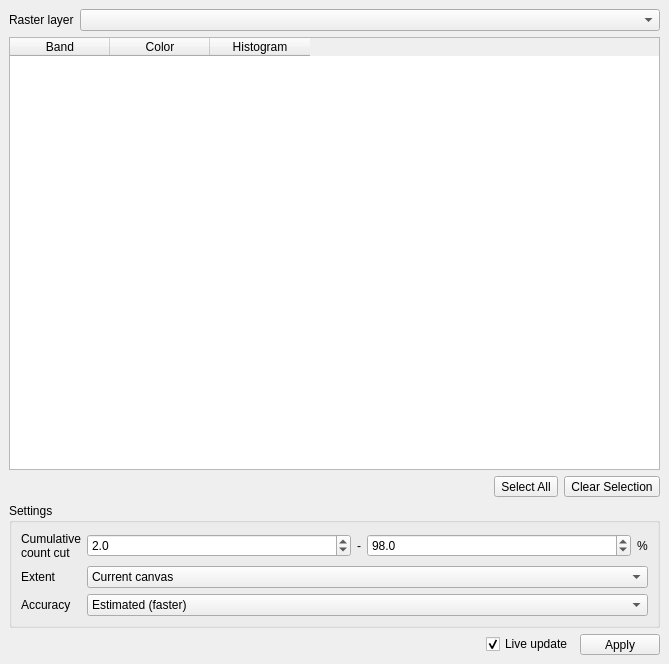
Before: the Qt Designer form enmapbox/coreapps/enhancedmultibandcolorapp/enhancedmultibandcolordialog.ui in EnMAP-Box/enmap-box, drawn with Qt 5.
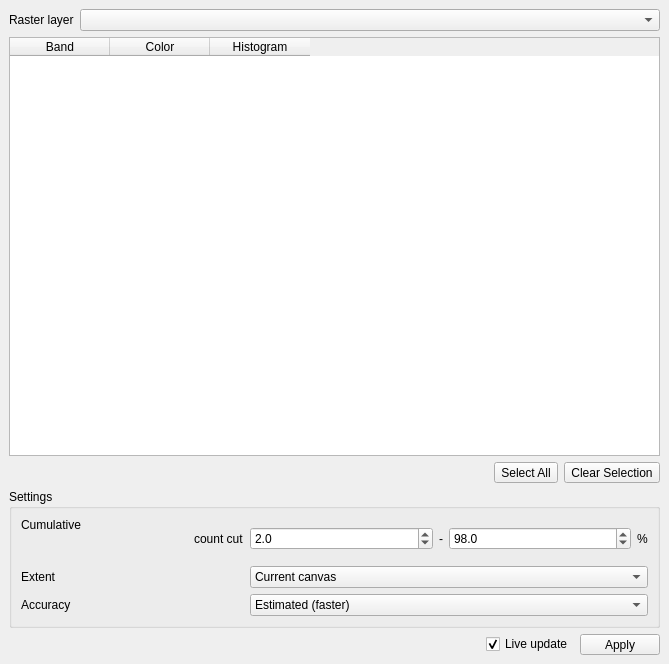
After: the same form once the commit is applied. Custom widgets are drawn as their Qt base class.

```diff
--- a/enmapbox/coreapps/enhancedmultibandcolorapp/enhancedmultibandcolordialog.ui
+++ b/enmapbox/coreapps/enhancedmultibandcolorapp/enhancedmultibandcolordialog.ui
@@ -185,7 +185,8 @@
           <widget class="QLabel" name="label_9">
            <property name="text">
             <string>Cumulative
-count cut</string>
+                                                    count cut
+                                                </string>
            </property>
           </widget>
          </item>
```
Lines whose indentation alone changed are shown as unchanged.
